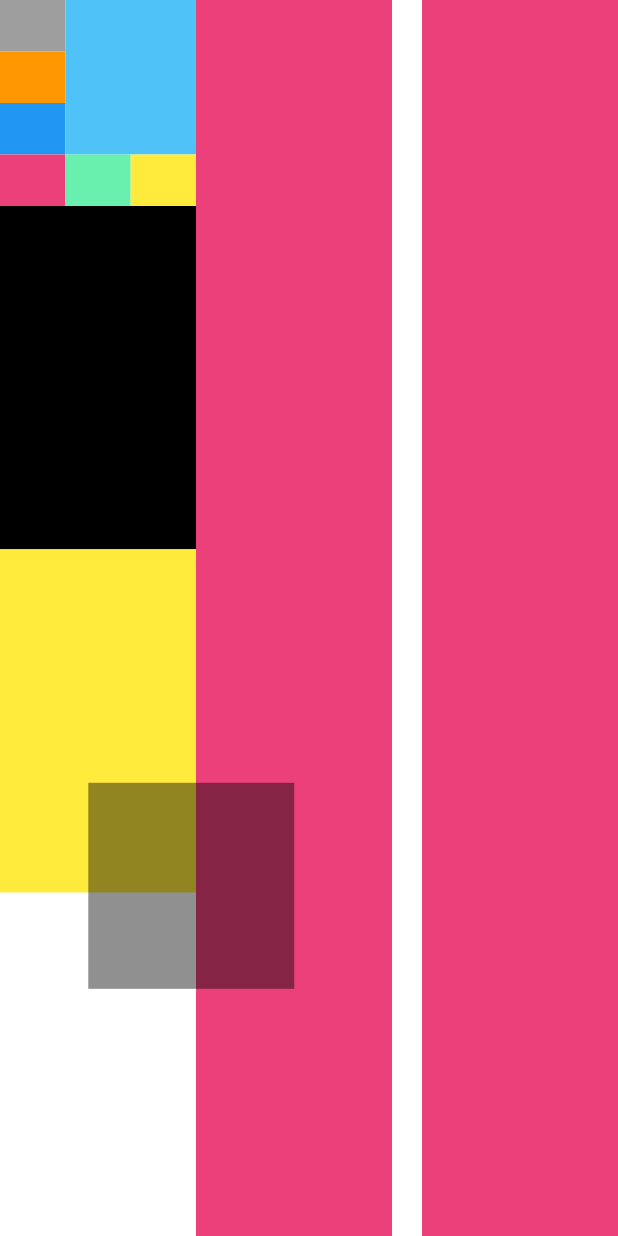
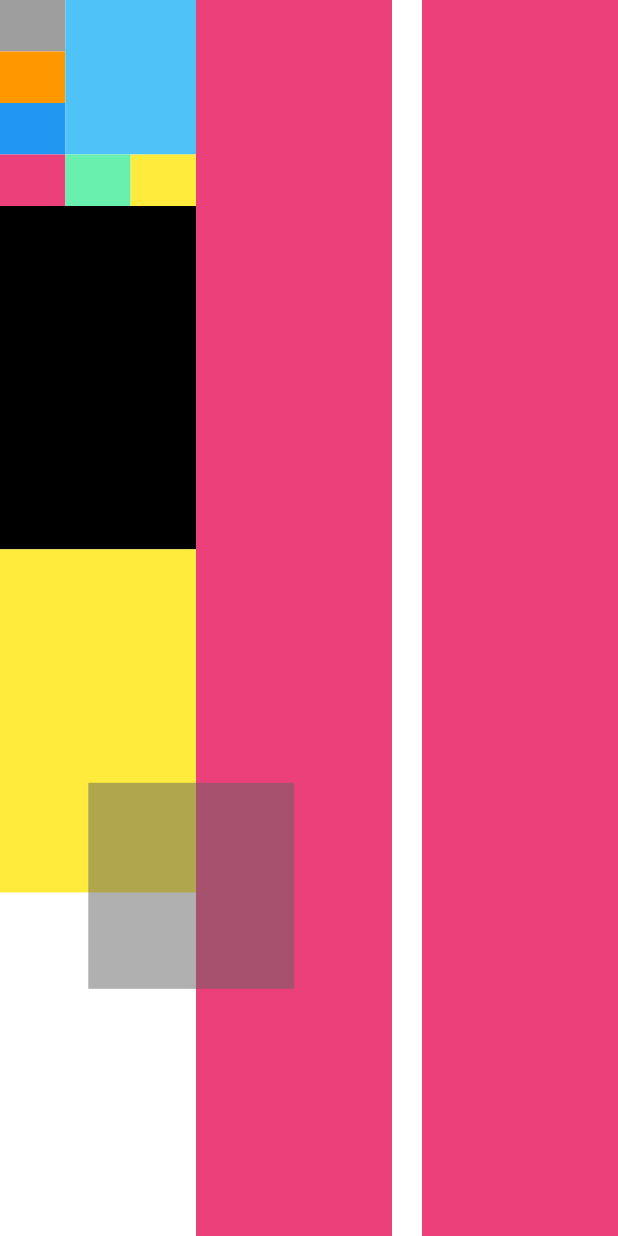
Before and after one commit to comehere127/flutter-layout, a Flutter app: the screen it shows after launch, on a phone screen of 412 x 824 dp. Run offline on Flutter 3.47's test engine with Material 2 defaults, Android fonts, the phone set to English and light mode, and no system bars.

Commit message:
UPDATE PositionedBlock remove const for Colors

```diff
--- a/lib/views/BlockPage.dart
+++ b/lib/views/BlockPage.dart
@@ -86,11 +86,11 @@ class BlockPage extends StatelessWidget {
           Expanded(child: Block(color: Colors.pink.shade400)),
         ],
       ),
-      const PositionedBlock(
+      PositionedBlock(
         screenRatioW: 1 / 3,
         posSRBottom: 1 / 5,
         posSRLeft: 1 / 7,
-        bgColor: Colors.black87,
+        bgColor: Colors.grey.shade700,
       ),
     ]);
   }
```
